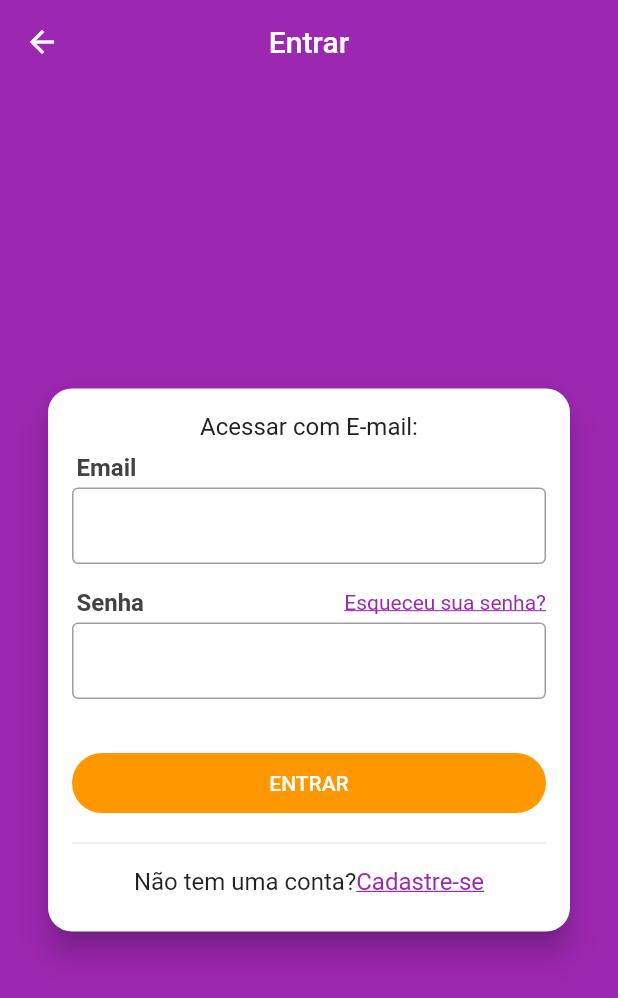
After one commit to BrendowNettrends/xlo_mobx, a Flutter app: the screen it shows after launch, in the side drawer, after a tap on "Acesse sua conta agora!", on a phone screen of 412 x 824 dp. The commit adds this screen. Shown: the top 998 px of the screen. Run offline on Flutter 3.47's test engine with Material 2 defaults, Android fonts, the phone set to English and light mode, and no system bars; our stand-ins replace get_it, mobx, parse_server_sdk; generated files the repository leaves out were written again.

Commit message:
Criando tela de login

```diff
--- a/lib/main.dart
+++ b/lib/main.dart
@@ -33,8 +33,13 @@ class MyApp extends StatelessWidget {
       title: 'XLO',
       debugShowCheckedModeBanner: false,
       theme: ThemeData(
-        primarySwatch: Colors.blue,
+        primaryColor: Colors.purple,
         visualDensity: VisualDensity.adaptivePlatformDensity,
+        scaffoldBackgroundColor: Colors.purple,
+        cursorColor: Colors.orangeAccent,
+        appBarTheme: AppBarTheme(
+          elevation: 0
+        )
       ),
       home: BaseScreen(),
     );
--- a/lib/screens/home/home_screen.dart
+++ b/lib/screens/home/home_screen.dart
@@ -4,10 +4,12 @@ import 'package:xlo_mobx/widgets/custom_drawer/custom_drawer.dart';
 class HomeScreen extends StatelessWidget {
   @override
   Widget build(BuildContext context) {
-    return Scaffold(
-      drawer: CustomDrawer(),
-      appBar: AppBar(
-        backgroundColor: Colors.purple,
+    return SafeArea(
+      child: Scaffold(
+        drawer: CustomDrawer(),
+        appBar: AppBar(
+          backgroundColor: Colors.purple,
+        ),
       ),
     );
   }
--- /dev/null
+++ b/lib/screens/login/login_screen.dart
@@ -0,0 +1,141 @@
+import 'package:flutter/material.dart';
+
+class LoginScreen extends StatelessWidget {
+  @override
+  Widget build(BuildContext context) {
+    return Scaffold(
+      appBar: AppBar(
+        title: const Text('Entrar'),
+        centerTitle: true,
+      ),
+      body: Container(
+        alignment: Alignment.center,
+        child: SingleChildScrollView(
+          child: Card(
+            margin: const EdgeInsets.symmetric(horizontal: 32),
+            shape: RoundedRectangleBorder(
+              borderRadius: BorderRadius.circular(16)
+            ),
+            elevation: 8,
+            child: Padding(
+              padding: const EdgeInsets.all(16),
+              child: Column(
+                crossAxisAlignment: CrossAxisAlignment.stretch,
+                mainAxisSize: MainAxisSize.min,
+                children: [
+                  Text(
+                    'Acessar com E-mail: ',
+                    textAlign: TextAlign.center,
+                    style: TextStyle(
+                      fontSize: 16,
+                      color: Colors.grey[900],
+                    ),
+                  ),
+                  Padding(
+                    padding: const EdgeInsets.only(left: 3, bottom: 4, top: 8),
+                    child: Text(
+                      'Email',
+                      style: TextStyle(
+                        color: Colors.grey[800],
+                        fontSize: 16,
+                        fontWeight: FontWeight.w700,
+                      ),
+                    ),
+                  ),
+                  TextField(
+                    decoration: InputDecoration(
+                      border: const OutlineInputBorder(),
+                      isDense: true,
+                    ),
+                    keyboardType: TextInputType.emailAddress,
+                  ),
+                  SizedBox(height: 16),
+                  Padding(
+                    padding: const EdgeInsets.only(left: 3, bottom: 4),
+                    child: Row(
+                      mainAxisAlignment: MainAxisAlignment.spaceBetween,
+                      children: [
+                        Text(
+                          'Senha',
+                          style: TextStyle(
+                            color: Colors.grey[800],
+                            fontSize: 16,
+                            fontWeight: FontWeight.w700
+                          ),
+                        ),
+                        GestureDetector(
+                          child: Text(
+                            'Esqueceu sua senha?',
+                            style: TextStyle(
+                              decoration: TextDecoration.underline,
+                              color: Colors.purple
+                            ),
+                          ),
+                        ),
+                      ],
+                    ),
+                  ),
+                  TextField(
+                    decoration: InputDecoration(
+                      border: const OutlineInputBorder(),
+                      isDense: true,
+                    ),
+                    obscureText: true,
+                  ),
+                  SizedBox(height: 16),
+                  Container(
+                    height: 40,
+                    margin: const EdgeInsets.only(top: 20, bottom: 12),
+                    child: RaisedButton(
+                      color: Colors.orange,
+                      elevation: 0,
+                      shape: RoundedRectangleBorder(
+                        borderRadius: BorderRadius.circular(20)
+                      ),
+                      onPressed: () {
+
+                      },
+                      child: Text(
+                        'ENTRAR',
+                        style: TextStyle(
+                          color: Colors.white,
+                        ),
+                      ),
+                    ),
+                  ),
+                  Divider(),
+                  Padding(
+                    padding: const EdgeInsets.symmetric(vertical: 8),
+                    child: Wrap(
+                      alignment: WrapAlignment.center,
+                      children: <Widget> [
+                        const Text(
+                          'Não tem uma conta?',
+                          style: TextStyle(fontSize: 16),
+                        ),
+                        GestureDetector(
+                          onTap: () {
+                            /*Navigator.of(context).push(MaterialPageRoute(
+                              builder: (_) => SingUpScreen()));*/
+                          },
+                          child: Text(
+                            'Cadastre-se',
+                            style:  TextStyle(
+                              decoration: TextDecoration.underline,
+                              color: Colors.purple,
+                              fontSize: 16,
+                            ),
+                          ),
+                        ),
+                      ],
+                    ),
+                  )
+                ]
+              ),
+            ),
+          ),
+        ),
+      ),
+    );
+  }
+}
--- a/lib/widgets/custom_drawer/custom_drawer_header.dart
+++ b/lib/widgets/custom_drawer/custom_drawer_header.dart
@@ -1,9 +1,17 @@
 import 'package:flutter/material.dart';
+import 'package:xlo_mobx/screens/login/login_screen.dart';
 
 class CustomDrawerHeader extends StatelessWidget {
   @override
   Widget build(BuildContext context) {
-    return Container(
+    return GestureDetector(
+      onTap: () {
+        Navigator.of(context).pop();
+        Navigator.of(context).push(
+            MaterialPageRoute(builder: (_) => LoginScreen())
+        );
+      },
+      child: Container(
         height: 95,
         padding: const EdgeInsets.symmetric(horizontal: 20),
         color: Colors.purple,
@@ -37,6 +45,7 @@ class CustomDrawerHeader extends StatelessWidget {
             )
           ],
         ),
+      ),
     );
   }
 }
```
Lines whose indentation alone changed are shown as unchanged.
